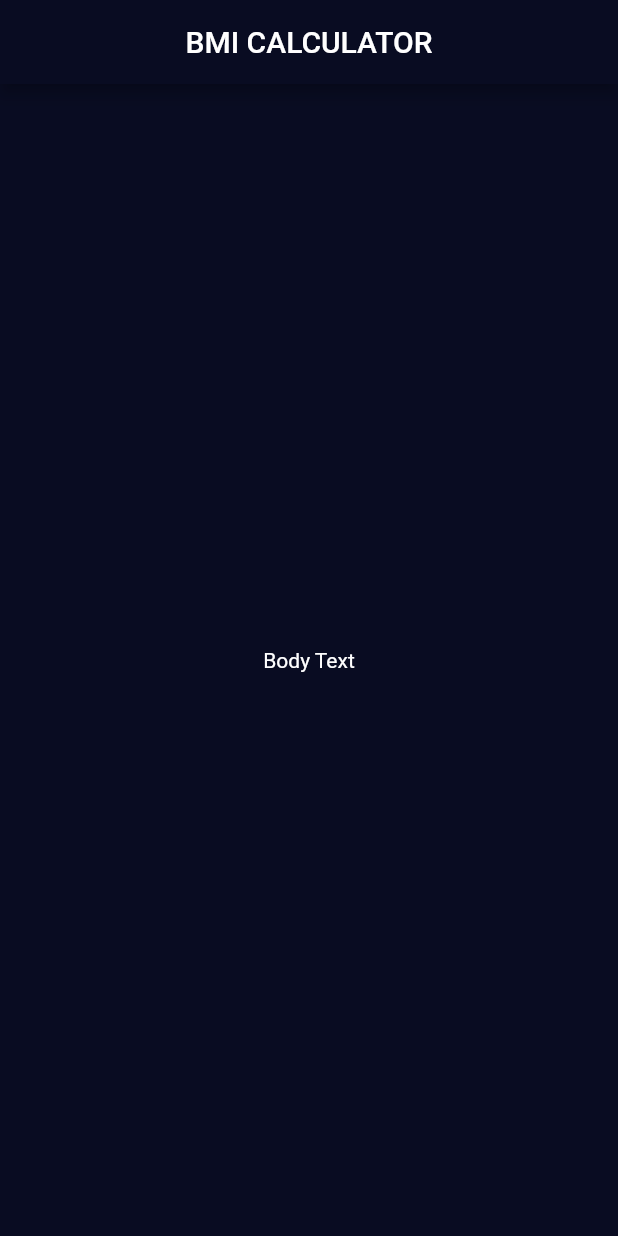
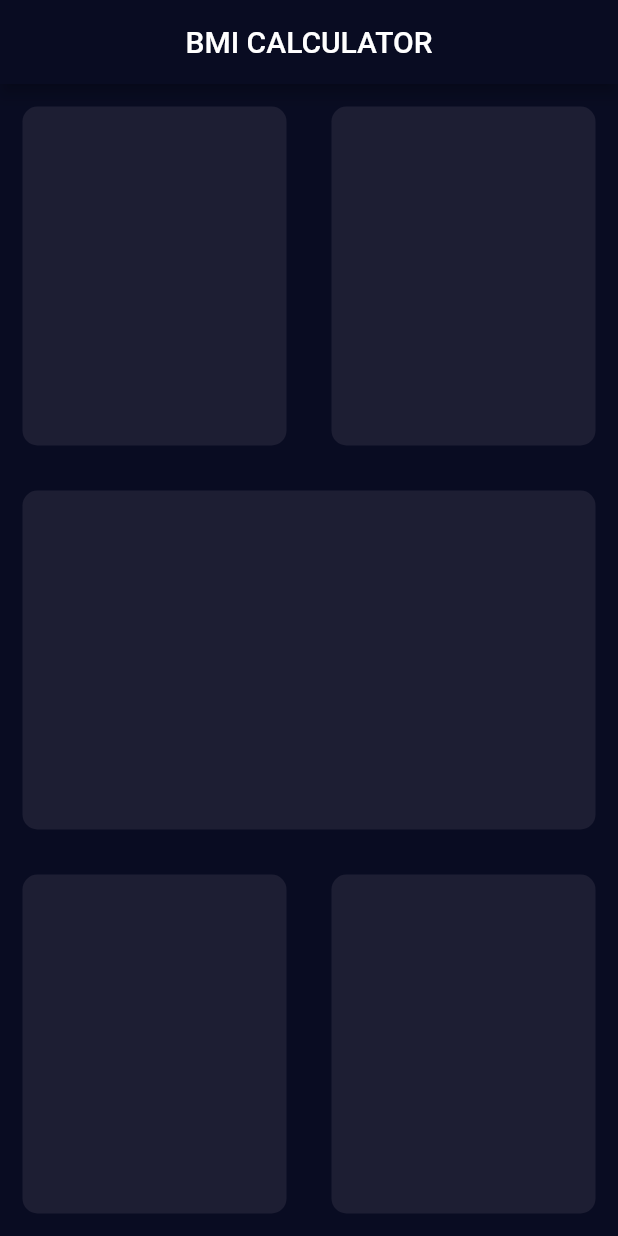
Before and after one commit to KAIMonmoy/Flutter-BMI-Calculator, a Flutter app: the screen it shows after launch, on a phone screen of 412 x 824 dp. Run offline on Flutter 3.47's test engine with Material 2 defaults, Android fonts, the phone set to English and light mode, and no system bars.

Commit message:
:sparkles: Added Basic Structure!

```diff
--- a/lib/input_page.dart
+++ b/lib/input_page.dart
@@ -13,9 +13,46 @@ class _InputPageState extends State<InputPage> {
         title: Text('BMI CALCULATOR'),
         centerTitle: true,
       ),
-      body: Center(
-        child: Text('Body Text'),
+      body: Column(
+        children: <Widget>[
+          Expanded(
+            child: Row(
+              children: <Widget>[
+                ReusableCard(cardColor: Color(0xFF1D1E33)),
+                ReusableCard(cardColor: Color(0xFF1D1E33)),
+              ],
+            ),
+          ),
+          ReusableCard(cardColor: Color(0xFF1D1E33)),
+          Expanded(
+            child: Row(
+              children: <Widget>[
+                ReusableCard(cardColor: Color(0xFF1D1E33)),
+                ReusableCard(cardColor: Color(0xFF1D1E33)),
+              ],
+            ),
+          ),
+        ],
       ),
     );
   }
 }
+
+class ReusableCard extends StatelessWidget {
+  final Color cardColor;
+
+  ReusableCard({@required this.cardColor});
+
+  @override
+  Widget build(BuildContext context) {
+    return Expanded(
+      child: Container(
+        decoration: BoxDecoration(
+          color: cardColor,
+          borderRadius: BorderRadius.circular(10.0),
+        ),
+        margin: EdgeInsets.all(15.0),
+      ),
+    );
+  }
+}
```
